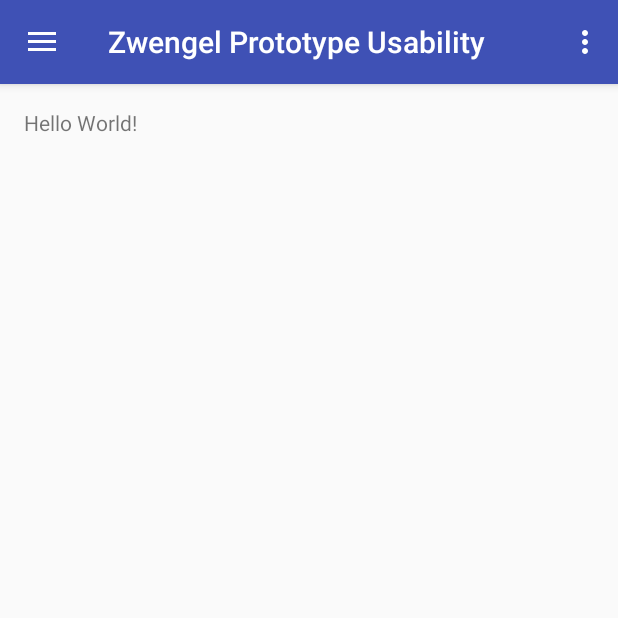
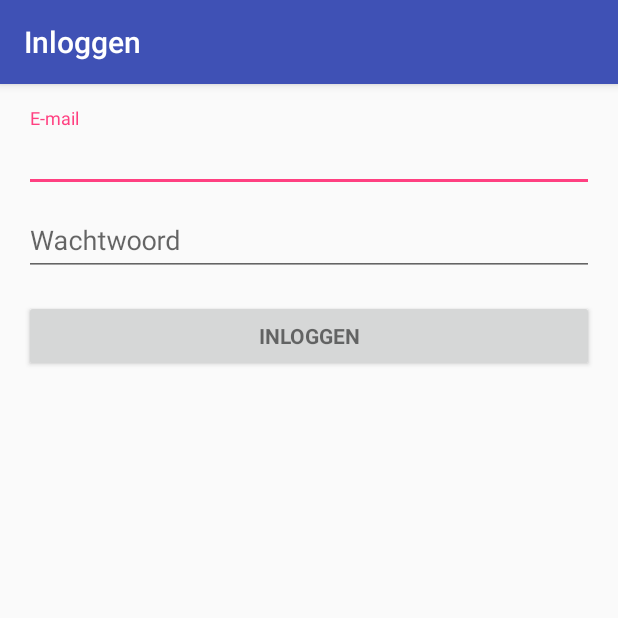
Before and after one commit to Patrickleijser/zwengel-prototype-usability, an Android app: the screen it shows after launch (MainActivity before the commit, LoginActivity after it), on a phone screen of 412 x 824 dp, the top half of it. Run offline under Robolectric (Android 15) with nearby library versions, the phone set to English and light mode, and no system bars; 2 statements that could not run were skipped.

Commit message:
Login implemented

```diff
--- /dev/null
+++ b/app/src/main/java/com/example/patrickleijser/zwengelprototypeusability/LoginActivity.java
@@ -0,0 +1,355 @@
+package com.example.patrickleijser.zwengelprototypeusability;
+
+import android.animation.Animator;
+import android.animation.AnimatorListenerAdapter;
+import android.annotation.TargetApi;
+import android.content.pm.PackageManager;
+import android.support.annotation.NonNull;
+import android.support.design.widget.Snackbar;
+import android.support.v7.app.AppCompatActivity;
+import android.app.LoaderManager.LoaderCallbacks;
+
+import android.content.CursorLoader;
+import android.content.Loader;
+import android.database.Cursor;
+import android.net.Uri;
+import android.os.AsyncTask;
+
+import android.os.Build;
+import android.os.Bundle;
+import android.provider.ContactsContract;
+import android.text.TextUtils;
+import android.view.KeyEvent;
+import android.view.View;
+import android.view.View.OnClickListener;
+import android.view.inputmethod.EditorInfo;
+import android.widget.ArrayAdapter;
+import android.widget.AutoCompleteTextView;
+import android.widget.Button;
+import android.widget.EditText;
+import android.widget.TextView;
+
+import java.util.ArrayList;
+import java.util.List;
+
+import static android.Manifest.permission.READ_CONTACTS;
+
+/**
+ * A login screen that offers login via email/password.
+ */
+public class LoginActivity extends AppCompatActivity implements LoaderCallbacks<Cursor> {
+
+    /**
+     * Id to identity READ_CONTACTS permission request.
+     */
+    private static final int REQUEST_READ_CONTACTS = 0;
+
+    /**
+     * A dummy authentication store containing known user names and passwords.
+     * TODO: remove after connecting to a real authentication system.
+     */
+    private static final String[] DUMMY_CREDENTIALS = new String[]{
+            "pjcleijs@avans.nl:123abc", "test@test.nl:test"
+    };
+    /**
+     * Keep track of the login task to ensure we can cancel it if requested.
+     */
+    private UserLoginTask mAuthTask = null;
+
+    // UI references.
+    private AutoCompleteTextView mEmailView;
+    private EditText mPasswordView;
+    private View mProgressView;
+    private View mLoginFormView;
+
+    @Override
+    protected void onCreate(Bundle savedInstanceState) {
+        super.onCreate(savedInstanceState);
+        setContentView(R.layout.activity_login);
+        // Set up the login form.
+        mEmailView = (AutoCompleteTextView) findViewById(R.id.email);
+        populateAutoComplete();
+
+        mPasswordView = (EditText) findViewById(R.id.password);
+        mPasswordView.setOnEditorActionListener(new TextView.OnEditorActionListener() {
+            @Override
+            public boolean onEditorAction(TextView textView, int id, KeyEvent keyEvent) {
+                if (id == R.id.login || id == EditorInfo.IME_NULL) {
+                    attemptLogin();
+                    return true;
+                }
+                return false;
+            }
+        });
+
+        Button mEmailSignInButton = (Button) findViewById(R.id.email_sign_in_button);
+        mEmailSignInButton.setOnClickListener(new OnClickListener() {
+            @Override
+            public void onClick(View view) {
+                attemptLogin();
+            }
+        });
+
+        mLoginFormView = findViewById(R.id.login_form);
+        mProgressView = findViewById(R.id.login_progress);
+    }
+
+    @Override
+    public void onBackPressed() {
+        // Disable going back to the MainActivity
+        moveTaskToBack(true);
+    }
+
+    private void populateAutoComplete() {
+        if (!mayRequestContacts()) {
+            return;
+        }
+
+        getLoaderManager().initLoader(0, null, this);
+    }
+
+    private boolean mayRequestContacts() {
+        if (Build.VERSION.SDK_INT < Build.VERSION_CODES.M) {
+            return true;
+        }
+        if (checkSelfPermission(READ_CONTACTS) == PackageManager.PERMISSION_GRANTED) {
+            return true;
+        }
+        if (shouldShowRequestPermissionRationale(READ_CONTACTS)) {
+            Snackbar.make(mEmailView, R.string.permission_rationale, Snackbar.LENGTH_INDEFINITE)
+                    .setAction(android.R.string.ok, new View.OnClickListener() {
+                        @Override
+                        @TargetApi(Build.VERSION_CODES.M)
+                        public void onClick(View v) {
+                            requestPermissions(new String[]{READ_CONTACTS}, REQUEST_READ_CONTACTS);
+                        }
+                    });
+        } else {
+            requestPermissions(new String[]{READ_CONTACTS}, REQUEST_READ_CONTACTS);
+        }
+        return false;
+    }
+
+    /**
+     * Callback received when a permissions request has been completed.
+     */
+    @Override
+    public void onRequestPermissionsResult(int requestCode, @NonNull String[] permissions,
+                                           @NonNull int[] grantResults) {
+        if (requestCode == REQUEST_READ_CONTACTS) {
+            if (grantResults.length == 1 && grantResults[0] == PackageManager.PERMISSION_GRANTED) {
+                populateAutoComplete();
+            }
+        }
+    }
+
+
+    /**
+     * Attempts to sign in or register the account specified by the login form.
+     * If there are form errors (invalid email, missing fields, etc.), the
+     * errors are presented and no actual login attempt is made.
+     */
+    private void attemptLogin() {
+        if (mAuthTask != null) {
+            return;
+        }
+
+        // Reset errors.
+        mEmailView.setError(null);
+        mPasswordView.setError(null);
+
+        // Store values at the time of the login attempt.
+        String email = mEmailView.getText().toString();
+        String password = mPasswordView.getText().toString();
+
+        boolean cancel = false;
+        View focusView = null;
+
+        // Check for a valid password, if the user entered one.
+        if (!TextUtils.isEmpty(password) && !isPasswordValid(password)) {
+            mPasswordView.setError(getString(R.string.error_invalid_password));
+            focusView = mPasswordView;
+            cancel = true;
+        }
+
+        // Check for a valid email address.
+        if (TextUtils.isEmpty(email)) {
+            mEmailView.setError(getString(R.string.error_field_required));
+            focusView = mEmailView;
+            cancel = true;
+        } else if (!isEmailValid(email)) {
+            mEmailView.setError(getString(R.string.error_invalid_email));
+            focusView = mEmailView;
+            cancel = true;
+        }
+
+        if (cancel) {
+            // There was an error; don't attempt login and focus the first
+            // form field with an error.
+            focusView.requestFocus();
+        } else {
+            // Show a progress spinner, and kick off a background task to
+            // perform the user login attempt.
+            showProgress(true);
+            mAuthTask = new UserLoginTask(email, password);
+            mAuthTask.execute((Void) null);
+        }
+    }
+
+    private boolean isEmailValid(String email) {
+        //TODO: Replace this with your own logic
+        return email.contains("@");
+    }
+
+    private boolean isPasswordValid(String password) {
+        //TODO: Replace this with your own logic
+        return password.length() > 4;
+    }
+
+    /**
+     * Shows the progress UI and hides the login form.
+     */
+    @TargetApi(Build.VERSION_CODES.HONEYCOMB_MR2)
+    private void showProgress(final boolean show) {
+        // On Honeycomb MR2 we have the ViewPropertyAnimator APIs, which allow
+        // for very easy animations. If available, use these APIs to fade-in
+        // the progress spinner.
+        if (Build.VERSION.SDK_INT >= Build.VERSION_CODES.HONEYCOMB_MR2) {
+            int shortAnimTime = getResources().getInteger(android.R.integer.config_shortAnimTime);
+
+            mLoginFormView.setVisibility(show ? View.GONE : View.VISIBLE);
+            mLoginFormView.animate().setDuration(shortAnimTime).alpha(
+                    show ? 0 : 1).setListener(new AnimatorListenerAdapter() {
+                @Override
+                public void onAnimationEnd(Animator animation) {
+                    mLoginFormView.setVisibility(show ? View.GONE : View.VISIBLE);
+                }
+            });
+
+            mProgressView.setVisibility(show ? View.VISIBLE : View.GONE);
+            mProgressView.animate().setDuration(shortAnimTime).alpha(
+                    show ? 1 : 0).setListener(new AnimatorListenerAdapter() {
+                @Override
+                public void onAnimationEnd(Animator animation) {
+                    mProgressView.setVisibility(show ? View.VISIBLE : View.GONE);
+                }
+            });
+        } else {
+            // The ViewPropertyAnimator APIs are not available, so simply show
+            // and hide the relevant UI components.
+            mProgressView.setVisibility(show ? View.VISIBLE : View.GONE);
+            mLoginFormView.setVisibility(show ? View.GONE : View.VISIBLE);
+        }
+    }
+
+    @Override
+    public Loader<Cursor> onCreateLoader(int i, Bundle bundle) {
+        return new CursorLoader(this,
+                // Retrieve data rows for the device user's 'profile' contact.
+                Uri.withAppendedPath(ContactsContract.Profile.CONTENT_URI,
+                        ContactsContract.Contacts.Data.CONTENT_DIRECTORY), ProfileQuery.PROJECTION,
+
+                // Select only email addresses.
+                ContactsContract.Contacts.Data.MIMETYPE +
+                        " = ?", new String[]{ContactsContract.CommonDataKinds.Email
+                .CONTENT_ITEM_TYPE},
+
+                // Show primary email addresses first. Note that there won't be
+                // a primary email address if the user hasn't specified one.
+                ContactsContract.Contacts.Data.IS_PRIMARY + " DESC");
+    }
+
+    @Override
+    public void onLoadFinished(Loader<Cursor> cursorLoader, Cursor cursor) {
+        List<String> emails = new ArrayList<>();
+        cursor.moveToFirst();
+        while (!cursor.isAfterLast()) {
+            emails.add(cursor.getString(ProfileQuery.ADDRESS));
+            cursor.moveToNext();
+        }
+
+        addEmailsToAutoComplete(emails);
+    }
+
+    @Override
+    public void onLoaderReset(Loader<Cursor> cursorLoader) {
+
+    }
+
+    private void addEmailsToAutoComplete(List<String> emailAddressCollection) {
+        //Create adapter to tell the AutoCompleteTextView what to show in its dropdown list.
+        ArrayAdapter<String> adapter =
+                new ArrayAdapter<>(LoginActivity.this,
+                        android.R.layout.simple_dropdown_item_1line, emailAddressCollection);
+
+        mEmailView.setAdapter(adapter);
+    }
+
+
+    private interface ProfileQuery {
+        String[] PROJECTION = {
+                ContactsContract.CommonDataKinds.Email.ADDRESS,
+                ContactsContract.CommonDataKinds.Email.IS_PRIMARY,
+        };
+
+        int ADDRESS = 0;
+        int IS_PRIMARY = 1;
+    }
+
+    /**
+     * Represents an asynchronous login/registration task used to authenticate
+     * the user.
+     */
+    public class UserLoginTask extends AsyncTask<Void, Void, Boolean> {
+
+        private final String mEmail;
+        private final String mPassword;
+
+        UserLoginTask(String email, String password) {
+            mEmail = email;
+            mPassword = password;
+        }
+
+        @Override
+        protected Boolean doInBackground(Void... params) {
+            // TODO: attempt authentication against a network service.
+
+            try {
+                // Simulate network access.
+                Thread.sleep(2000);
+            } catch (InterruptedException e) {
+                return false;
+            }
+
+            for (String credential : DUMMY_CREDENTIALS) {
+                String[] pieces = credential.split(":");
+                if (pieces[0].equals(mEmail)) {
+                    // Account exists, return true if the password matches.
+                    return pieces[1].equals(mPassword);
+                }
+            }
+
+            // TODO: register the new account here.
+            return true;
+        }
+
+        @Override
+        protected void onPostExecute(final Boolean success) {
+            mAuthTask = null;
+            showProgress(false);
+
+            if (success) {
+                finish();
+            } else {
+                mPasswordView.setError(getString(R.string.error_incorrect_password));
+                mPasswordView.requestFocus();
+            }
+        }
+
+        @Override
+        protected void onCancelled() {
+            mAuthTask = null;
+            showProgress(false);
+        }
+    }
+}
--- a/app/src/main/java/com/example/patrickleijser/zwengelprototypeusability/MainActivity.java
+++ b/app/src/main/java/com/example/patrickleijser/zwengelprototypeusability/MainActivity.java
@@ -1,5 +1,6 @@
 package com.example.patrickleijser.zwengelprototypeusability;
 
+import android.content.Intent;
 import android.os.Bundle;
 import android.support.design.widget.FloatingActionButton;
 import android.support.design.widget.Snackbar;
@@ -31,6 +32,10 @@ public class MainActivity extends AppCompatActivity
 
         NavigationView navigationView = (NavigationView) findViewById(R.id.nav_view);
         navigationView.setNavigationItemSelectedListener(this);
+
+        // Start login activity
+        Intent intent = new Intent(this, LoginActivity.class);
+        startActivity(intent);
     }
 
     @Override
--- /dev/null
+++ b/app/src/main/res/layout/activity_login.xml
@@ -0,0 +1,77 @@
+<LinearLayout xmlns:android="http://schemas.android.com/apk/res/android"
+    xmlns:tools="http://schemas.android.com/tools"
+    android:layout_width="match_parent"
+    android:layout_height="match_parent"
+    android:gravity="center_horizontal"
+    android:orientation="vertical"
+    android:paddingBottom="@dimen/activity_vertical_margin"
+    android:paddingLeft="@dimen/activity_horizontal_margin"
+    android:paddingRight="@dimen/activity_horizontal_margin"
+    android:paddingTop="@dimen/activity_vertical_margin"
+    tools:context="com.example.patrickleijser.zwengelprototypeusability.LoginActivity">
+
+    <!-- Login progress -->
+    <ProgressBar
+        android:id="@+id/login_progress"
+        style="?android:attr/progressBarStyleLarge"
+        android:layout_width="wrap_content"
+        android:layout_height="wrap_content"
+        android:layout_marginBottom="8dp"
+        android:visibility="gone" />
+
+    <ScrollView
+        android:id="@+id/login_form"
+        android:layout_width="match_parent"
+        android:layout_height="match_parent">
+
+        <LinearLayout
+            android:id="@+id/email_login_form"
+            android:layout_width="match_parent"
+            android:layout_height="wrap_content"
+            android:orientation="vertical">
+
+            <android.support.design.widget.TextInputLayout
+                android:layout_width="match_parent"
+                android:layout_height="wrap_content">
+
+                <AutoCompleteTextView
+                    android:id="@+id/email"
+                    android:layout_width="match_parent"
+                    android:layout_height="wrap_content"
+                    android:hint="@string/prompt_email"
+                    android:inputType="textEmailAddress"
+                    android:maxLines="1"
+                    android:singleLine="true" />
+
+            </android.support.design.widget.TextInputLayout>
+
+            <android.support.design.widget.TextInputLayout
+                android:layout_width="match_parent"
+                android:layout_height="wrap_content">
+
+                <EditText
+                    android:id="@+id/password"
+                    android:layout_width="match_parent"
+                    android:layout_height="wrap_content"
+                    android:hint="@string/prompt_password"
+                    android:imeActionId="@+id/login"
+                    android:imeActionLabel="@string/action_sign_in_short"
+                    android:imeOptions="actionUnspecified"
+                    android:inputType="textPassword"
+                    android:maxLines="1"
+                    android:singleLine="true" />
+
+            </android.support.design.widget.TextInputLayout>
+
+            <Button
+                android:id="@+id/email_sign_in_button"
+                style="?android:textAppearanceSmall"
+                android:layout_width="match_parent"
+                android:layout_height="wrap_content"
+                android:layout_marginTop="16dp"
+                android:text="@string/action_sign_in"
+                android:textStyle="bold" />
+
+        </LinearLayout>
+    </ScrollView>
+</LinearLayout>
--- a/app/src/main/res/values/strings.xml
+++ b/app/src/main/res/values/strings.xml
@@ -95,4 +95,18 @@
         "For example, position the FAB to one side of stream of a cards so the FAB won’t interfere "
         "when a user tries to pick up one of cards.\n\n"
     </string>
+    <string name="title_activity_login">Inloggen</string>
+
+    <!-- Strings related to login -->
+    <string name="prompt_email">E-mail</string>
+    <string name="prompt_password">Wachtwoord</string>
+    <string name="action_sign_in">Inloggen</string>
+    <string name="action_sign_in_short">Login</string>
+    <string name="error_invalid_email">Het e-mailadres is ongeldig.</string>
+    <string name="error_invalid_password">Het wachtwoord is te kort.</string>
+    <string name="error_incorrect_password">Het wachtwoord is incorrect.</string>
+    <string name="error_field_required">Dit veld is verplicht.</string>
+    <string name="permission_rationale">"Contacts permissions are needed for providing email
+        completions."
+    </string>
 </resources>
```
Also changed, not shown: app/src/main/AndroidManifest.xml (+9 -1 lines).
